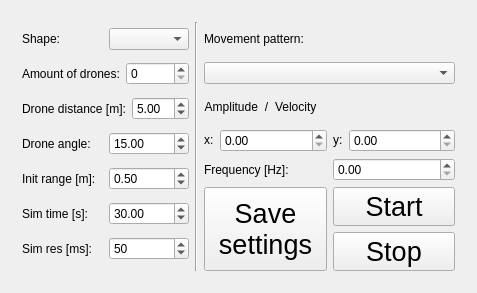
jlrandulfe/drone-swarm, file catkin_ws/src/supervisor/src/View/mainwindow.ui: the form before one commit.
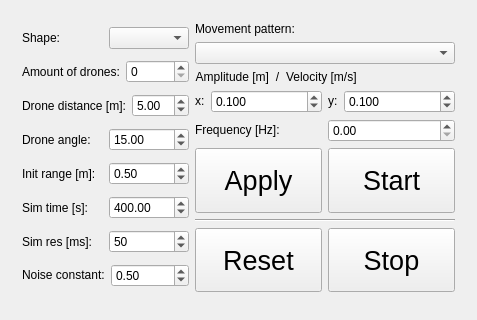
The form after the commit.

Commit message: Update GUI with reset button and noise variable

Patch:
```diff
--- a/catkin_ws/src/supervisor/src/View/mainwindow.ui
+++ b/catkin_ws/src/supervisor/src/View/mainwindow.ui
@@ -7,7 +7,7 @@
     <x>0</x>
     <y>0</y>
     <width>477</width>
-    <height>293</height>
+    <height>320</height>
    </rect>
   </property>
   <property name="sizePolicy">
@@ -19,6 +19,9 @@
   <property name="windowTitle">
    <string>Drone swarm interface</string>
   </property>
+  <property name="autoFillBackground">
+   <bool>false</bool>
+  </property>
   <widget class="QWidget" name="centralWidget">
    <property name="sizePolicy">
     <sizepolicy hsizetype="MinimumExpanding" vsizetype="MinimumExpanding">
@@ -57,6 +60,8 @@
          <verstretch>0</verstretch>
         </sizepolicy>
        </property>
+       <layout class="QVBoxLayout" name="verticalLayout_6">
+        <item>
        <layout class="QHBoxLayout" name="horizontalLayout_13">
         <item>
          <layout class="QVBoxLayout" name="verticalLayout">
@@ -222,7 +227,7 @@
                <double>10000.000000000000000</double>
               </property>
               <property name="value">
-               <double>30.000000000000000</double>
+                 <double>400.000000000000000</double>
               </property>
              </widget>
             </item>
@@ -245,6 +250,9 @@
             </item>
             <item>
              <widget class="QSpinBox" name="simResSpinbox">
+                <property name="maximum">
+                 <number>2000</number>
+                </property>
               <property name="value">
                <number>50</number>
               </property>
@@ -252,20 +260,40 @@
             </item>
            </layout>
           </item>
-         </layout>
+            <item>
+             <layout class="QHBoxLayout" name="horizontalLayout_14">
+              <item>
+               <widget class="QLabel" name="label">
+                <property name="sizePolicy">
+                 <sizepolicy hsizetype="Preferred" vsizetype="Fixed">
+                  <horstretch>0</horstretch>
+                  <verstretch>0</verstretch>
+                 </sizepolicy>
+                </property>
+                <property name="text">
+                 <string>Noise constant:</string>
+                </property>
+               </widget>
         </item>
         <item>
-         <widget class="Line" name="line_2">
-          <property name="orientation">
-           <enum>Qt::Vertical</enum>
-          </property>
-         </widget>
+               <widget class="QDoubleSpinBox" name="noiseSpinbox">
+                <property name="minimum">
+                 <double>-2.000000000000000</double>
+                </property>
+                <property name="maximum">
+                 <double>2.000000000000000</double>
+                </property>
+                <property name="value">
+                 <double>0.500000000000000</double>
+                </property>
+               </widget>
+              </item>
+             </layout>
+            </item>
+           </layout>
         </item>
         <item>
          <layout class="QVBoxLayout" name="verticalLayout_5">
-          <property name="sizeConstraint">
-           <enum>QLayout::SetMinimumSize</enum>
-          </property>
           <item>
            <layout class="QVBoxLayout" name="verticalLayout_2">
             <item>
@@ -306,7 +334,7 @@
                  </sizepolicy>
                 </property>
                 <property name="text">
-                 <string>Amplitude</string>
+                   <string>Amplitude [m]</string>
                 </property>
                 <property name="alignment">
                  <set>Qt::AlignRight|Qt::AlignTrailing|Qt::AlignVCenter</set>
@@ -338,7 +366,7 @@
                  </sizepolicy>
                 </property>
                 <property name="text">
-                 <string>Velocity</string>
+                   <string>Velocity [m/s]</string>
                 </property>
                </widget>
               </item>
@@ -362,7 +390,17 @@
                  </widget>
                 </item>
                 <item>
-                 <widget class="QDoubleSpinBox" name="xSpinbox"/>
+                   <widget class="QDoubleSpinBox" name="xSpinbox">
+                    <property name="decimals">
+                     <number>3</number>
+                    </property>
+                    <property name="singleStep">
+                     <double>0.100000000000000</double>
+                    </property>
+                    <property name="value">
+                     <double>0.100000000000000</double>
+                    </property>
+                   </widget>
                 </item>
                </layout>
               </item>
@@ -382,7 +420,17 @@
                  </widget>
                 </item>
                 <item>
-                 <widget class="QDoubleSpinBox" name="ySpinbox"/>
+                   <widget class="QDoubleSpinBox" name="ySpinbox">
+                    <property name="decimals">
+                     <number>3</number>
+                    </property>
+                    <property name="singleStep">
+                     <double>0.100000000000000</double>
+                    </property>
+                    <property name="value">
+                     <double>0.100000000000000</double>
+                    </property>
+                   </widget>
                 </item>
                </layout>
               </item>
@@ -395,7 +443,7 @@
             <item>
              <widget class="QLabel" name="freqLabel">
               <property name="sizePolicy">
-               <sizepolicy hsizetype="Preferred" vsizetype="Minimum">
+                 <sizepolicy hsizetype="Preferred" vsizetype="Fixed">
                 <horstretch>0</horstretch>
                 <verstretch>0</verstretch>
                </sizepolicy>
@@ -411,14 +459,16 @@
            </layout>
           </item>
           <item>
-           <layout class="QHBoxLayout" name="horizontalLayout_7">
+             <layout class="QVBoxLayout" name="verticalLayout_3">
+              <item>
+               <layout class="QHBoxLayout" name="horizontalLayout_17">
             <item>
              <widget class="QPushButton" name="applyButton">
               <property name="enabled">
                <bool>true</bool>
               </property>
               <property name="sizePolicy">
-               <sizepolicy hsizetype="MinimumExpanding" vsizetype="Minimum">
+                   <sizepolicy hsizetype="MinimumExpanding" vsizetype="MinimumExpanding">
                 <horstretch>0</horstretch>
                 <verstretch>0</verstretch>
                </sizepolicy>
@@ -493,17 +543,14 @@
                </font>
               </property>
               <property name="text">
-               <string>Save 
-settings</string>
+                   <string>Apply</string>
               </property>
              </widget>
             </item>
-            <item>
-             <layout class="QVBoxLayout" name="verticalLayout_7">
               <item>
                <widget class="QPushButton" name="startButton">
                 <property name="sizePolicy">
-                 <sizepolicy hsizetype="MinimumExpanding" vsizetype="Minimum">
+                   <sizepolicy hsizetype="MinimumExpanding" vsizetype="MinimumExpanding">
                   <horstretch>0</horstretch>
                   <verstretch>0</verstretch>
                  </sizepolicy>
@@ -518,10 +565,39 @@
                 </property>
                </widget>
               </item>
+               </layout>
+              </item>
+              <item>
+               <widget class="Line" name="line">
+                <property name="orientation">
+                 <enum>Qt::Horizontal</enum>
+                </property>
+               </widget>
+              </item>
+              <item>
+               <layout class="QHBoxLayout" name="horizontalLayout_16">
+                <item>
+                 <widget class="QPushButton" name="resetButton">
+                  <property name="sizePolicy">
+                   <sizepolicy hsizetype="MinimumExpanding" vsizetype="MinimumExpanding">
+                    <horstretch>0</horstretch>
+                    <verstretch>0</verstretch>
+                   </sizepolicy>
+                  </property>
+                  <property name="font">
+                   <font>
+                    <pointsize>20</pointsize>
+                   </font>
+                  </property>
+                  <property name="text">
+                   <string>Reset</string>
+                  </property>
+                 </widget>
+                </item>
               <item>
                <widget class="QPushButton" name="stopButton">
                 <property name="sizePolicy">
-                 <sizepolicy hsizetype="MinimumExpanding" vsizetype="Minimum">
+                   <sizepolicy hsizetype="MinimumExpanding" vsizetype="MinimumExpanding">
                   <horstretch>0</horstretch>
                   <verstretch>0</verstretch>
                  </sizepolicy>
@@ -541,6 +617,15 @@
            </layout>
           </item>
          </layout>
+          </item>
+         </layout>
+        </item>
+        <item>
+         <widget class="Line" name="line_2">
+          <property name="orientation">
+           <enum>Qt::Vertical</enum>
+          </property>
+         </widget>
         </item>
        </layout>
       </widget>
```
Lines whose indentation alone changed are shown as unchanged. The commit also changes 5 other files.
